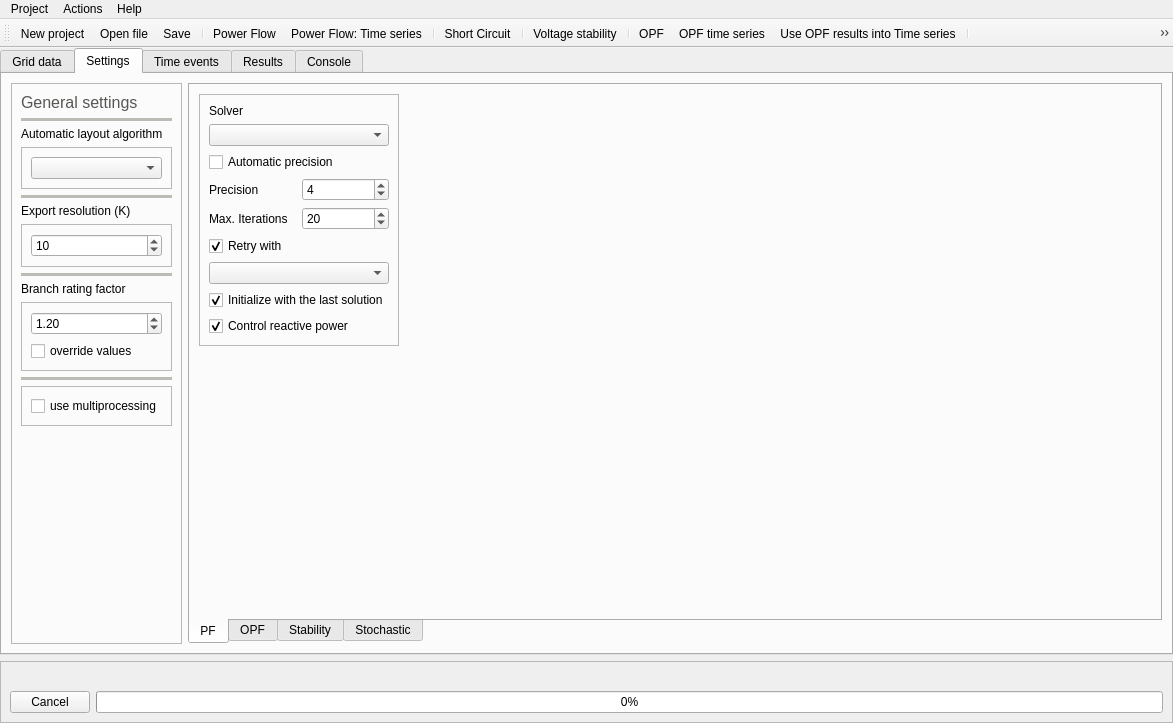
First picture: the form in UnderDevelopment/GridCal/Gui/Main/MainWindow.ui, repository SanPen/GridCal, before the edit.
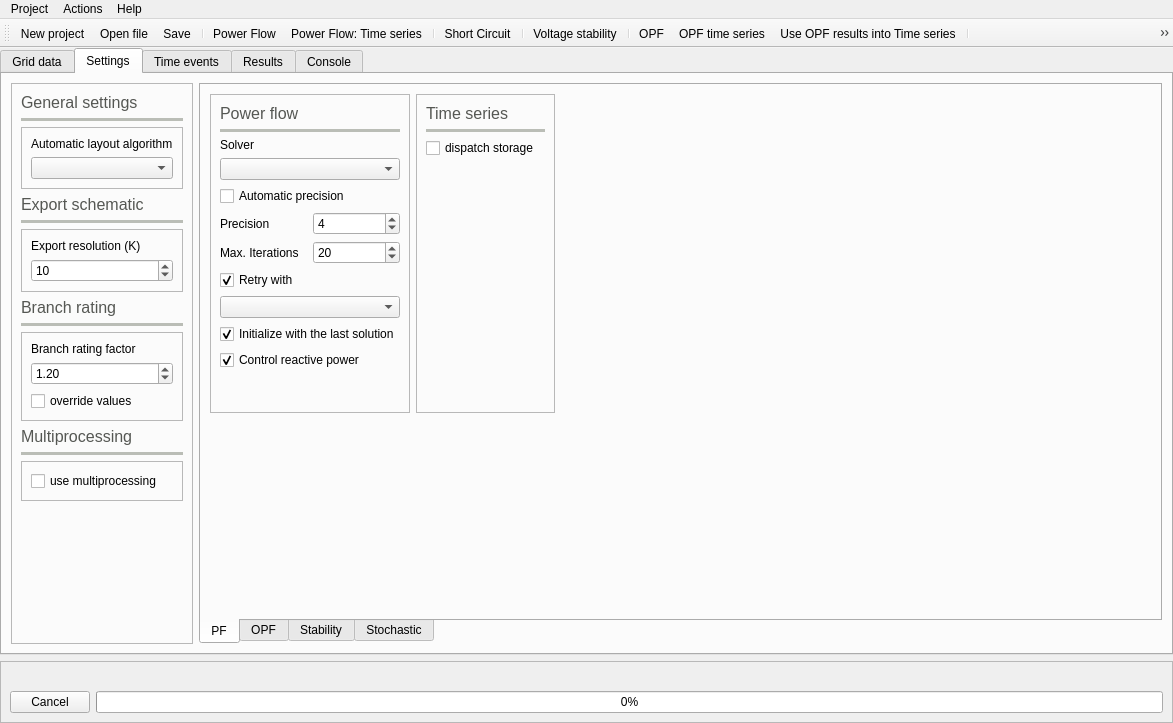
Second picture: the form after the edit. The open tabs and pages were chosen to show the change. Icons and pictures are not drawn. Custom widgets are drawn as their Qt base class.

Commit message: Added storage control Added export of the elements profiles

```diff
--- a/UnderDevelopment/GridCal/Gui/Main/MainWindow.ui
+++ b/UnderDevelopment/GridCal/Gui/Main/MainWindow.ui
@@ -815,14 +815,14 @@
                <enum>QFrame::Raised</enum>
               </property>
               <layout class="QGridLayout" name="gridLayout_4">
-               <item row="3" column="0">
+               <item row="7" column="0">
                 <widget class="QLabel" name="label_5">
                  <property name="text">
                   <string>Precision</string>
                  </property>
                 </widget>
                </item>
-               <item row="3" column="1">
+               <item row="7" column="1">
                 <widget class="QSpinBox" name="tolerance_spinBox">
                  <property name="toolTip">
                   <string>&lt;html&gt;&lt;head/&gt;&lt;body&gt;&lt;p&gt;Exponent of the precission to use.&lt;/p&gt;&lt;p&gt;precision = 1x10^-factor&lt;/p&gt;&lt;p&gt;&lt;br/&gt;&lt;/p&gt;&lt;p&gt;i.e.&lt;/p&gt;&lt;p&gt;factor=3&lt;/p&gt;&lt;p&gt;precision = 1e-3&lt;/p&gt;&lt;/body&gt;&lt;/html&gt;</string>
@@ -838,14 +838,14 @@
                  </property>
                 </widget>
                </item>
-               <item row="4" column="0">
+               <item row="8" column="0">
                 <widget class="QLabel" name="label_6">
                  <property name="text">
                   <string>Max. Iterations</string>
                  </property>
                 </widget>
                </item>
-               <item row="4" column="1">
+               <item row="8" column="1">
                 <widget class="QSpinBox" name="max_iterations_spinBox">
                  <property name="toolTip">
                   <string>&lt;html&gt;&lt;head/&gt;&lt;body&gt;&lt;p&gt;Maximum numberof iterations to use.&lt;/p&gt;&lt;p&gt;&lt;br/&gt;&lt;/p&gt;&lt;p&gt;Tipical values: &lt;/p&gt;&lt;p&gt;Newton Raphson: 5&lt;/p&gt;&lt;p&gt;Levenberg-Marquards: 20&lt;/p&gt;&lt;p&gt;Fast decoupled: 10&lt;/p&gt;&lt;p&gt;Others: 20&lt;/p&gt;&lt;/body&gt;&lt;/html&gt;</string>
@@ -861,7 +861,7 @@
                  </property>
                 </widget>
                </item>
-               <item row="6" column="0" colspan="2">
+               <item row="10" column="0" colspan="2">
                 <widget class="QCheckBox" name="helm_retry_checkBox">
                  <property name="text">
                   <string>Retry with</string>
@@ -871,7 +871,7 @@
                  </property>
                 </widget>
                </item>
-               <item row="9" column="0" colspan="2">
+               <item row="13" column="0" colspan="2">
                 <widget class="QCheckBox" name="control_Q_checkBox">
                  <property name="text">
                   <string>Control reactive power</string>
@@ -881,17 +881,17 @@
                  </property>
                 </widget>
                </item>
-               <item row="2" column="0" colspan="2">
+               <item row="6" column="0" colspan="2">
                 <widget class="QCheckBox" name="auto_precision_checkBox">
                  <property name="text">
                   <string>Automatic precision</string>
                  </property>
                 </widget>
                </item>
-               <item row="7" column="0" colspan="2">
+               <item row="11" column="0" colspan="2">
                 <widget class="QComboBox" name="retry_solver_comboBox"/>
                </item>
-               <item row="8" column="0" colspan="2">
+               <item row="12" column="0" colspan="2">
                 <widget class="QCheckBox" name="remember_last_solution_checkBox">
                  <property name="text">
                   <string>Initialize with the last solution</string>
@@ -901,20 +901,145 @@
                  </property>
                 </widget>
                </item>
-               <item row="0" column="0">
+               <item row="4" column="0">
                 <widget class="QLabel" name="label_2">
                  <property name="text">
                   <string>Solver</string>
                  </property>
                 </widget>
                </item>
-               <item row="1" column="0" colspan="2">
+               <item row="5" column="0" colspan="2">
                 <widget class="QComboBox" name="solver_comboBox"/>
                </item>
+               <item row="1" column="0" colspan="2">
+                <widget class="QLabel" name="label_17">
+                 <property name="palette">
+                  <palette>
+                   <active>
+                    <colorrole role="WindowText">
+                     <brush brushstyle="SolidPattern">
+                      <color alpha="255">
+                       <red>85</red>
+                       <green>87</green>
+                       <blue>83</blue>
+                      </color>
+                     </brush>
+                    </colorrole>
+                   </active>
+                   <inactive>
+                    <colorrole role="WindowText">
+                     <brush brushstyle="SolidPattern">
+                      <color alpha="255">
+                       <red>85</red>
+                       <green>87</green>
+                       <blue>83</blue>
+                      </color>
+                     </brush>
+                    </colorrole>
+                   </inactive>
+                   <disabled>
+                    <colorrole role="WindowText">
+                     <brush brushstyle="SolidPattern">
+                      <color alpha="255">
+                       <red>190</red>
+                       <green>190</green>
+                       <blue>190</blue>
+                      </color>
+                     </brush>
+                    </colorrole>
+                   </disabled>
+                  </palette>
+                 </property>
+                 <property name="font">
+                  <font>
+                   <pointsize>12</pointsize>
+                  </font>
+                 </property>
+                 <property name="text">
+                  <string>Power flow</string>
+                 </property>
+                </widget>
+               </item>
+               <item row="2" column="0" colspan="2">
+                <widget class="Line" name="line_14">
+                 <property name="palette">
+                  <palette>
+                   <active>
+                    <colorrole role="WindowText">
+                     <brush brushstyle="SolidPattern">
+                      <color alpha="255">
+                       <red>186</red>
+                       <green>189</green>
+                       <blue>182</blue>
+                      </color>
+                     </brush>
+                    </colorrole>
+                   </active>
+                   <inactive>
+                    <colorrole role="WindowText">
+                     <brush brushstyle="SolidPattern">
+                      <color alpha="255">
+                       <red>186</red>
+                       <green>189</green>
+                       <blue>182</blue>
+                      </color>
+                     </brush>
+                    </colorrole>
+                   </inactive>
+                   <disabled>
+                    <colorrole role="WindowText">
+                     <brush brushstyle="SolidPattern">
+                      <color alpha="255">
+                       <red>190</red>
+                       <green>190</green>
+                       <blue>190</blue>
+                      </color>
+                     </brush>
+                    </colorrole>
+                   </disabled>
+                  </palette>
+                 </property>
+                 <property name="frameShadow">
+                  <enum>QFrame::Plain</enum>
+                 </property>
+                 <property name="lineWidth">
+                  <number>4</number>
+                 </property>
+                 <property name="orientation">
+                  <enum>Qt::Horizontal</enum>
+                 </property>
+                </widget>
+               </item>
+               <item row="14" column="0">
+                <spacer name="verticalSpacer_10">
+                 <property name="orientation">
+                  <enum>Qt::Vertical</enum>
+                 </property>
+                 <property name="sizeHint" stdset="0">
+                  <size>
+                   <width>20</width>
+                   <height>40</height>
+                  </size>
+                 </property>
+                </spacer>
+               </item>
               </layout>
              </widget>
             </item>
-            <item row="0" column="1">
+            <item row="1" column="0">
+             <spacer name="verticalSpacer">
+              <property name="orientation">
+               <enum>Qt::Vertical</enum>
+              </property>
+              <property name="sizeHint" stdset="0">
+               <size>
+                <width>20</width>
+                <height>202</height>
+               </size>
+              </property>
+             </spacer>
+            </item>
+            <item row="0" column="2">
              <spacer name="horizontalSpacer_5">
               <property name="orientation">
                <enum>Qt::Horizontal</enum>
@@ -927,6 +1052,140 @@
               </property>
              </spacer>
             </item>
+            <item row="0" column="1">
+             <widget class="QFrame" name="frame_14">
+              <property name="frameShape">
+               <enum>QFrame::StyledPanel</enum>
+              </property>
+              <property name="frameShadow">
+               <enum>QFrame::Raised</enum>
+              </property>
+              <layout class="QGridLayout" name="gridLayout_13">
+               <item row="1" column="0" colspan="2">
+                <widget class="QLabel" name="label_45">
+                 <property name="palette">
+                  <palette>
+                   <active>
+                    <colorrole role="WindowText">
+                     <brush brushstyle="SolidPattern">
+                      <color alpha="255">
+                       <red>85</red>
+                       <green>87</green>
+                       <blue>83</blue>
+                      </color>
+                     </brush>
+                    </colorrole>
+                   </active>
+                   <inactive>
+                    <colorrole role="WindowText">
+                     <brush brushstyle="SolidPattern">
+                      <color alpha="255">
+                       <red>85</red>
+                       <green>87</green>
+                       <blue>83</blue>
+                      </color>
+                     </brush>
+                    </colorrole>
+                   </inactive>
+                   <disabled>
+                    <colorrole role="WindowText">
+                     <brush brushstyle="SolidPattern">
+                      <color alpha="255">
+                       <red>190</red>
+                       <green>190</green>
+                       <blue>190</blue>
+                      </color>
+                     </brush>
+                    </colorrole>
+                   </disabled>
+                  </palette>
+                 </property>
+                 <property name="font">
+                  <font>
+                   <pointsize>12</pointsize>
+                  </font>
+                 </property>
+                 <property name="text">
+                  <string>Time series</string>
+                 </property>
+                </widget>
+               </item>
+               <item row="2" column="0" colspan="2">
+                <widget class="Line" name="line_15">
+                 <property name="palette">
+                  <palette>
+                   <active>
+                    <colorrole role="WindowText">
+                     <brush brushstyle="SolidPattern">
+                      <color alpha="255">
+                       <red>186</red>
+                       <green>189</green>
+                       <blue>182</blue>
+                      </color>
+                     </brush>
+                    </colorrole>
+                   </active>
+                   <inactive>
+                    <colorrole role="WindowText">
+                     <brush brushstyle="SolidPattern">
+                      <color alpha="255">
+                       <red>186</red>
+                       <green>189</green>
+                       <blue>182</blue>
+                      </color>
+                     </brush>
+                    </colorrole>
+                   </inactive>
+                   <disabled>
+                    <colorrole role="WindowText">
+                     <brush brushstyle="SolidPattern">
+                      <color alpha="255">
+                       <red>190</red>
+                       <green>190</green>
+                       <blue>190</blue>
+                      </color>
+                     </brush>
+                    </colorrole>
+                   </disabled>
+                  </palette>
+                 </property>
+                 <property name="frameShadow">
+                  <enum>QFrame::Plain</enum>
+                 </property>
+                 <property name="lineWidth">
+                  <number>4</number>
+                 </property>
+                 <property name="orientation">
+                  <enum>Qt::Horizontal</enum>
+                 </property>
+                </widget>
+               </item>
+               <item row="3" column="0">
+                <widget class="QCheckBox" name="dispatch_storage_checkBox">
+                 <property name="toolTip">
+                  <string>&lt;html&gt;&lt;head/&gt;&lt;body&gt;&lt;p&gt;When enabled, the storage devices beheave as actual storage devices taking into account their energy limitations when delivering power.&lt;/p&gt;&lt;p&gt;When disabled, the storage devices beheave exactly as controlled generators&lt;/p&gt;&lt;/body&gt;&lt;/html&gt;</string>
+                 </property>
+                 <property name="text">
+                  <string>dispatch storage</string>
+                 </property>
+                </widget>
+               </item>
+               <item row="4" column="0">
+                <spacer name="verticalSpacer_9">
+                 <property name="orientation">
+                  <enum>Qt::Vertical</enum>
+                 </property>
+                 <property name="sizeHint" stdset="0">
+                  <size>
+                   <width>20</width>
+                   <height>40</height>
+                  </size>
+                 </property>
+                </spacer>
+               </item>
+              </layout>
+             </widget>
+            </item>
            </layout>
           </widget>
           <widget class="QWidget" name="tab_4">
@@ -1850,19 +2109,6 @@
              </property>
             </widget>
            </item>
-           <item>
-            <widget class="QLabel" name="label_24">
-             <property name="text">
-              <string>Automatic layout algorithm</string>
-             </property>
-             <property name="textFormat">
-              <enum>Qt::PlainText</enum>
-             </property>
-             <property name="scaledContents">
-              <bool>true</bool>
-             </property>
-            </widget>
-           </item>
            <item>
             <widget class="QFrame" name="frame_25">
              <property name="frameShape">
@@ -1872,6 +2118,19 @@
               <enum>QFrame::Raised</enum>
              </property>
              <layout class="QVBoxLayout" name="verticalLayout_17">
+              <item>
+               <widget class="QLabel" name="label_24">
+                <property name="text">
+                 <string>Automatic layout algorithm</string>
+                </property>
+                <property name="textFormat">
+                 <enum>Qt::PlainText</enum>
+                </property>
+                <property name="scaledContents">
+                 <bool>true</bool>
+                </property>
+               </widget>
+              </item>
               <item>
                <widget class="QComboBox" name="automatic_layout_comboBox">
                 <property name="toolTip">
@@ -1882,6 +2141,55 @@
              </layout>
             </widget>
            </item>
+           <item>
+            <widget class="QLabel" name="label_33">
+             <property name="palette">
+              <palette>
+               <active>
+                <colorrole role="WindowText">
+                 <brush brushstyle="SolidPattern">
+                  <color alpha="255">
+                   <red>85</red>
+                   <green>87</green>
+                   <blue>83</blue>
+                  </color>
+                 </brush>
+                </colorrole>
+               </active>
+               <inactive>
+                <colorrole role="WindowText">
+                 <brush brushstyle="SolidPattern">
+                  <color alpha="255">
+                   <red>85</red>
+                   <green>87</green>
+                   <blue>83</blue>
+                  </color>
+                 </brush>
+                </colorrole>
+               </inactive>
+               <disabled>
+                <colorrole role="WindowText">
+                 <brush brushstyle="SolidPattern">
+                  <color alpha="255">
+                   <red>190</red>
+                   <green>190</green>
+                   <blue>190</blue>
+                  </color>
+                 </brush>
+                </colorrole>
+               </disabled>
+              </palette>
+             </property>
+             <property name="font">
+              <font>
+               <pointsize>12</pointsize>
+              </font>
+             </property>
+             <property name="text">
+              <string>Export schematic</string>
+             </property>
+            </widget>
+           </item>
            <item>
             <widget class="Line" name="line_6">
              <property name="palette">
@@ -1932,13 +2240,6 @@
              </property>
             </widget>
            </item>
-           <item>
-            <widget class="QLabel" name="label_32">
-             <property name="text">
-              <string>Export resolution (K)</string>
-             </property>
-            </widget>
-           </item>
            <item>
             <widget class="QFrame" name="frame_24">
              <property name="frameShape">
@@ -1948,6 +2249,13 @@
               <enum>QFrame::Raised</enum>
              </property>
              <layout class="QVBoxLayout" name="verticalLayout_16">
+              <item>
+               <widget class="QLabel" name="label_32">
+                <property name="text">
+                 <string>Export resolution (K)</string>
+                </property>
+               </widget>
+              </item>
               <item>
                <widget class="QSpinBox" name="resolution_factor_spinBox">
                 <property name="toolTip">
@@ -1967,6 +2275,55 @@
              </layout>
             </widget>
            </item>
+           <item>
+            <widget class="QLabel" name="label_43">
+             <property name="palette">
+              <palette>
+               <active>
+                <colorrole role="WindowText">
+                 <brush brushstyle="SolidPattern">
+                  <color alpha="255">
+                   <red>85</red>
+                   <green>87</green>
+                   <blue>83</blue>
+                  </color>
+                 </brush>
+                </colorrole>
+               </active>
+               <inactive>
+                <colorrole role="WindowText">
+                 <brush brushstyle="SolidPattern">
+                  <color alpha="255">
+                   <red>85</red>
+                   <green>87</green>
+                   <blue>83</blue>
+                  </color>
+                 </brush>
+                </colorrole>
+               </inactive>
+               <disabled>
+                <colorrole role="WindowText">
+                 <brush brushstyle="SolidPattern">
+                  <color alpha="255">
+                   <red>190</red>
+                   <green>190</green>
+                   <blue>190</blue>
+                  </color>
+                 </brush>
+                </colorrole>
+               </disabled>
+              </palette>
+             </property>
+             <property name="font">
+              <font>
+               <pointsize>12</pointsize>
+              </font>
+             </property>
+             <property name="text">
+              <string>Branch rating</string>
+             </property>
+            </widget>
+           </item>
            <item>
             <widget class="Line" name="line_8">
              <property name="palette">
@@ -2017,13 +2374,6 @@
              </property>
             </widget>
            </item>
-           <item>
-            <widget class="QLabel" name="label_34">
-             <property name="text">
-              <string>Branch rating factor</string>
-             </property>
-            </widget>
-           </item>
            <item>
             <widget class="QFrame" name="frame_23">
              <property name="frameShape">
@@ -2033,6 +2383,13 @@
               <enum>QFrame::Raised</enum>
              </property>
              <layout class="QVBoxLayout" name="verticalLayout_15">
+              <item>
+               <widget class="QLabel" name="label_34">
+                <property name="text">
+                 <string>Branch rating factor</string>
+                </property>
+               </widget>
+              </item>
               <item>
                <widget class="QDoubleSpinBox" name="branch_rating_doubleSpinBox">
                 <property name="toolTip">
@@ -2059,6 +2416,55 @@
              </layout>
             </widget>
            </item>
+           <item>
+            <widget class="QLabel" name="label_44">
+             <property name="palette">
+              <palette>
+               <active>
+                <colorrole role="WindowText">
+                 <brush brushstyle="SolidPattern">
+                  <color alpha="255">
+                   <red>85</red>
+                   <green>87</green>
+                   <blue>83</blue>
+                  </color>
+                 </brush>
+                </colorrole>
+               </active>
+               <inactive>
+                <colorrole role="WindowText">
+                 <brush brushstyle="SolidPattern">
+                  <color alpha="255">
+                   <red>85</red>
+                   <green>87</green>
+                   <blue>83</blue>
+                  </color>
+                 </brush>
+                </colorrole>
+               </inactive>
+               <disabled>
+                <colorrole role="WindowText">
+                 <brush brushstyle="SolidPattern">
+                  <color alpha="255">
+                   <red>190</red>
+                   <green>190</green>
+                   <blue>190</blue>
+                  </color>
+                 </brush>
+                </colorrole>
+               </disabled>
+              </palette>
+             </property>
+             <property name="font">
+              <font>
+               <pointsize>12</pointsize>
+              </font>
+             </property>
+             <property name="text">
+              <string>Multiprocessing</string>
+             </property>
+            </widget>
+           </item>
            <item>
             <widget class="Line" name="line_13">
              <property name="palette">
```
Left out of the diff: 833 changed lines with no effect on the pictures. The commit also changes 7 other files.
